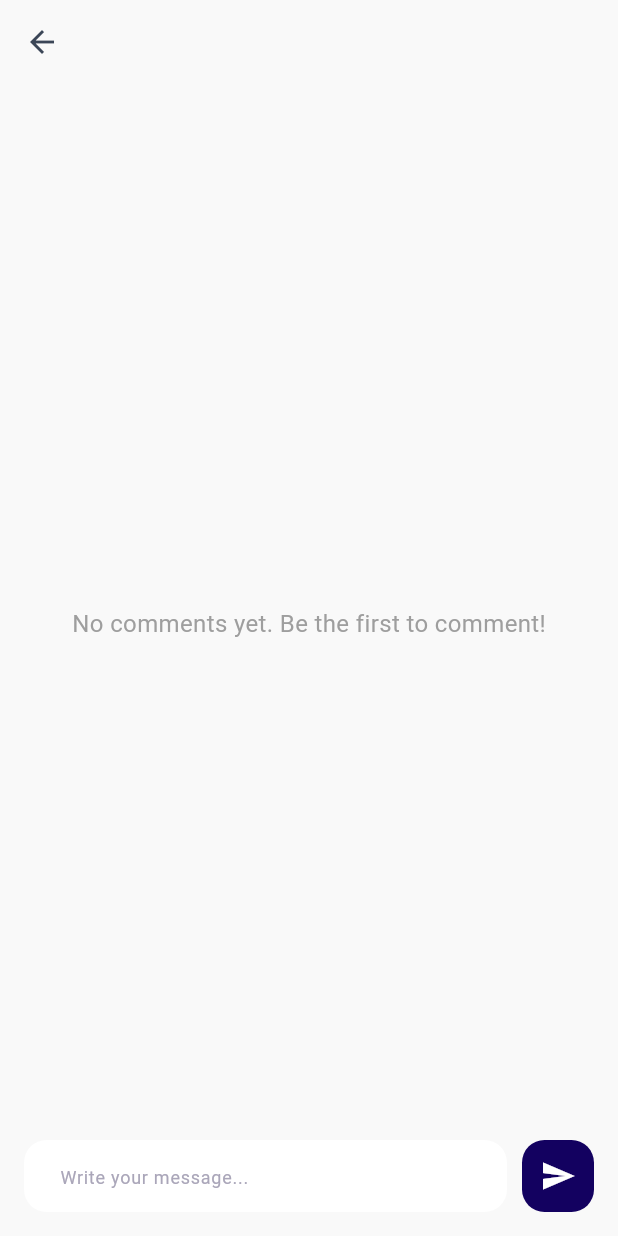
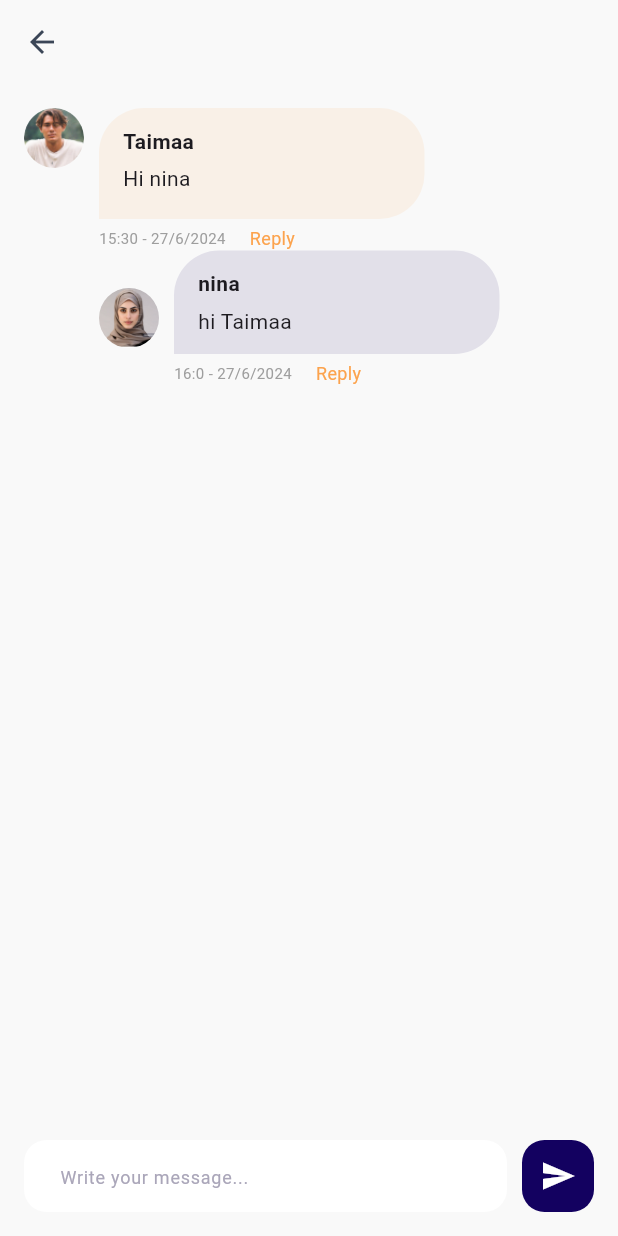
Before and after one commit to kahwajirawan501-tech/skilled_handyworkers_marketpleace, a Flutter app: the CommitScreen screen opened directly with empty values, on a phone screen of 412 x 824 dp. Run offline on Flutter 3.47's test engine with Material 3 defaults, Android fonts, the phone set to English and light mode, and no system bars; our stand-ins replace bloc, conditional_builder_null_safety, dio, flutter_bloc, fluttertoast, geolocator and 5 more; accounts and stored records are empty.

Commit message:
اضفت

```diff
--- a/lib/Commint/commintSceren.dart
+++ b/lib/Commint/commintSceren.dart
@@ -1,3 +1,4 @@
+import 'package:conditional_builder_null_safety/conditional_builder_null_safety.dart';
 import 'package:flutter/cupertino.dart';
 import 'package:flutter/material.dart';
 import 'package:flutter_bloc/flutter_bloc.dart';
@@ -17,39 +18,29 @@ class CommitScreen extends StatefulWidget {
 
 class _CommitScreenState extends State<CommitScreen> {
   final _commentController = TextEditingController();
-  final List<Map<String, dynamic>> _comments = []; // Use dynamic for flexibility
   bool _isReplying = false;
   int _replyIndex = -1;
 
   void _addComment() {
     if (_commentController.text.isNotEmpty) {
-      setState(() {
       if (_isReplying && _replyIndex != -1) {
-          // Add reply
-          (_comments[_replyIndex]['replies'] as List<Map<String, dynamic>>).add({
-            'content': _commentController.text,
-            'time': DateTime.now().toIso8601String(),
-          });
+        CommitCubit.get(context).addReply(_replyIndex, _commentController.text);
       } else {
-          // Add new comment
-          _comments.add({
-            'content': _commentController.text,
-            'time': DateTime.now().toIso8601String(),
-            'replies': <Map<String, dynamic>>[], // Initialize replies as empty list
-          });
+        CommitCubit.get(context).addComment(_commentController.text);
       }
       _commentController.clear();
+      setState(() {
         _isReplying = false;
         _replyIndex = -1;
       });
     }
   }
 
-  void _replyToComment(int index) {
+  void _replyToComment(int index, int commentId) {
     setState(() {
       _isReplying = true;
       _replyIndex = index;
-      _commentController.text = "Replying to: ${_comments[index]['content']}";
+      _commentController.text = "Replying to: ${CommitCubit.get(context).commentsPost[index]['content']}";
     });
   }
 
@@ -59,11 +50,17 @@ class _CommitScreenState extends State<CommitScreen> {
   }
 
   @override
+  void initState() {
+    super.initState();
+    CommitCubit.get(context).getCommit();
+  }
+
+  @override
   Widget build(BuildContext context) {
     return Scaffold(
       appBar: AppBar(
         backgroundColor: AppColor.backgroundColor,
-        surfaceTintColor:AppColor.backgroundColor ,
+        surfaceTintColor: AppColor.backgroundColor,
         leading: IconButton(
           icon: Icon(
             Icons.arrow_back,
@@ -74,13 +71,9 @@ class _CommitScreenState extends State<CommitScreen> {
           },
         ),
       ),
-      body: BlocConsumer<CommitCubit,CommitStates>(
-
-        listener:(context, state) {
-
-        },
+      body: BlocConsumer<CommitCubit, CommitStates>(
+        listener: (context, state) {},
         builder: (context, state) {
-        //  CommitCubit.get(context).getCommitForPost(widget.id);
           return Container(
             color: AppColor.backgroundColor,
             child: Padding(
@@ -88,8 +81,9 @@ class _CommitScreenState extends State<CommitScreen> {
               child: Column(
                 children: [
                   Expanded(
-
-                    child: _comments.isEmpty
+                    child: ConditionalBuilder(
+                      condition: CommitCubit.get(context).commentsPost.isNotEmpty,
+                      builder: (context) => CommitCubit.get(context).commentsPost.isEmpty
                           ? const Center(
                         child: Text(
                           'No comments yet. Be the first to comment!',
@@ -97,8 +91,9 @@ class _CommitScreenState extends State<CommitScreen> {
                         ),
                       )
                           : ListView.builder(
-                      itemCount: _comments.length,
+                        itemCount: CommitCubit.get(context).commentsPost.length,
                         itemBuilder: (context, index) {
+                          final comment = CommitCubit.get(context).commentsPost[index];
                           return Column(
                             crossAxisAlignment: CrossAxisAlignment.start,
                             children: [
@@ -107,7 +102,7 @@ class _CommitScreenState extends State<CommitScreen> {
                                 children: [
                                   ClipOval(
                                     child: Image.asset(
-                                    "assets/images/Mask group.png",
+                                      comment['author']['profileImage'],
                                       fit: BoxFit.cover,
                                       height: 40,
                                       width: 40,
@@ -133,11 +128,11 @@ class _CommitScreenState extends State<CommitScreen> {
                                           crossAxisAlignment: CrossAxisAlignment.start,
                                           children: [
                                             Text(
-                                            'User ${index + 1}',
+                                              comment['author']['name'],
                                               style: const TextStyle(fontWeight: FontWeight.bold),
                                             ),
                                             const SizedBox(height: 5),
-                                          Text(_comments[index]['content']),
+                                            Text(comment['content']),
                                             const SizedBox(height: 5),
                                           ],
                                         ),
@@ -146,13 +141,13 @@ class _CommitScreenState extends State<CommitScreen> {
                                       Row(
                                         children: [
                                           Text(
-                                          _formatDate(_comments[index]['time']),
+                                            _formatDate(comment['time']),
                                             style: const TextStyle(color: Colors.grey, fontSize: AppFontStyles.soSmallFontSize),
                                           ),
                                           const SizedBox(width: AppFontStyles.aboutMe),
                                           GestureDetector(
                                             onTap: () {
-                                            _replyToComment(index);
+                                              _replyToComment(index, comment['id']);
                                             },
                                             child: Text(
                                               'Reply',
@@ -164,12 +159,12 @@ class _CommitScreenState extends State<CommitScreen> {
                                       Column(
                                         crossAxisAlignment: CrossAxisAlignment.start,
                                         children: [
-                                        ...(_comments[index]['replies'] as List<Map<String, dynamic>>).map((reply) {
+                                          ...(comment['replies'] as List<Map<String, dynamic>>).map((reply) {
                                             return Row(
                                               children: [
                                                 ClipOval(
                                                   child: Image.asset(
-                                                  "assets/images/Mask group.png",
+                                                    reply['author']['profileImage'],
                                                     fit: BoxFit.cover,
                                                     height: 40,
                                                     width: 40,
@@ -194,9 +189,9 @@ class _CommitScreenState extends State<CommitScreen> {
                                                       child: Column(
                                                         crossAxisAlignment: CrossAxisAlignment.start,
                                                         children: [
-                                                        const Text(
-                                                          'User replied:',
-                                                          style: TextStyle(fontWeight: FontWeight.bold),
+                                                          Text(
+                                                            reply['author']['name'],
+                                                            style: const TextStyle(fontWeight: FontWeight.bold),
                                                           ),
                                                           const SizedBox(height: 5),
                                                           Text(reply['content']),
@@ -207,13 +202,13 @@ class _CommitScreenState extends State<CommitScreen> {
                                                     Row(
                                                       children: [
                                                         Text(
-                                                        _formatDate(_comments[index]['time']),
+                                                          _formatDate(reply['time']),
                                                           style: const TextStyle(color: Colors.grey, fontSize: AppFontStyles.soSmallFontSize),
                                                         ),
                                                         const SizedBox(width: AppFontStyles.aboutMe),
                                                         GestureDetector(
                                                           onTap: () {
-                                                          _replyToComment(index);
+                                                            _replyToComment(index, comment['id']);
                                                           },
                                                           child: Text(
                                                             'Reply',
@@ -224,12 +219,9 @@ class _CommitScreenState extends State<CommitScreen> {
                                                     ),
                                                   ],
                                                 ),
-
                                               ],
                                             );
-
                                           }).toList(),
-
                                         ],
                                       ),
                                     ],
@@ -240,6 +232,8 @@ class _CommitScreenState extends State<CommitScreen> {
                             ],
                           );
                         },
+                      ),
+                      fallback: (context) => Center(child: CircularProgressIndicator(color: AppColor.orangeColor)),
                     ),
                   ),
                   Row(
--- a/lib/Commint/cubit/cubit.dart
+++ b/lib/Commint/cubit/cubit.dart
@@ -2,52 +2,94 @@ import 'package:flutter_bloc/flutter_bloc.dart';
 import 'package:skilled_handyworkers_marketpleace/Commint/cubit/states.dart';
 import 'package:skilled_handyworkers_marketpleace/shared/network/remote/dio_helper.dart';
 
-class CommitCubit extends Cubit<CommitStates>{
-  CommitCubit():super(CommitStatesInitialStateStates());
-  static CommitCubit get(context)=>BlocProvider.of(context);
+class CommitCubit extends Cubit<CommitStates> {
+  CommitCubit() : super(CommitStatesInitialStateStates());
 
-  final Map<String, dynamic> _comments =
-    {
+  static CommitCubit get(context) => BlocProvider.of(context);
+
+  final Map<String, dynamic> comments = {
     'postId': 1,
     'postAuthor': {
       'id': 1,
       'name': 'اسم الكاتب',
       'gender': 'ذكر',
       'address': 'عنوان الكاتب',
-        'profileImage': 'assets/images/Mask group.png', // مثال على مسار الصورة
+      'profileImage': 'assets/images/Mask group.png',
     },
     'comments': [
       {
         'id': 1,
-          'content': ' Hi nina',
-          'time': '2024-06-27T15:30:00Z', // تاريخ التعليق بتنسيق ISO 8601
+        'content': 'Hi nina',
+        'time': '2024-06-27T15:30:00Z',
         'author': {
           'id': 2,
           'name': 'Taimaa',
           'gender': 'female',
           'address': 'Damascus',
-            'profileImage': 'assets/images/Mask group.png', // مثال على مسار الصورة
+          'profileImage': 'assets/images/Mask group.png',
         },
-          'replies': [
+        'replies': <Map<String, dynamic>>[
           {
             'id': 1,
-              'content': ' hi Taimaa ',
-              'time': '2024-06-27T16:00:00Z', // تاريخ الرد بتنسيق ISO 8601
+            'content': 'hi Taimaa',
+            'time': '2024-06-27T16:00:00Z',
             'author': {
               'id': 3,
               'name': 'nina',
               'gender': 'female',
               'address': 'Damascus',
-                'profileImage': 'assets/images/imagePerson.jpg', // مثال على مسار الصورة
+              'profileImage': 'assets/images/imagePerson.jpg',
             },
           },
-            // يمكن إضافة ردود إضافية هنا حسب الحاجة
         ],
       },
-        // يمكن إضافة تعليقات إضافية هنا حسب الحاجة
     ],
   };
-    // يمكن إضافة منشورات إضافية هنا حسب الحاجة
+
+  List<Map<String, dynamic>> get commentsPost => List<Map<String, dynamic>>.from(comments['comments'] as List);
+
+  void getCommit() {
+    print(commentsPost);
+    emit(CommitStatesState(commentsPost));
+  }
+
+  void addComment(String content) {
+    final newComment = {
+      'id': commentsPost.length + 1,
+      'content': content,
+      'time': DateTime.now().toIso8601String(),
+      'author': {
+        'id': 4,
+        'name': 'New User',
+        'gender': 'غير محدد',
+        'address': 'غير محدد',
+        'profileImage': 'assets/images/Mask group.png',
+      },
+      'replies': <Map<String, dynamic>>[],
+    };
+
+    (comments['comments'] as List).add(newComment);
+    emit(CommitStatesState(commentsPost));
+  }
+
+  void addReply(int commentIndex, String content) {
+    final reply = {
+      'id': commentsPost[commentIndex]['replies'].length + 1,
+      'content': content,
+      'time': DateTime.now().toIso8601String(),
+      'author': {
+        'id': 4,
+        'name': 'New User',
+        'gender': 'غير محدد',
+        'address': 'غير محدد',
+        'profileImage': 'assets/images/Mask group.png',
+      },
+    };
+
+    (comments['comments'][commentIndex]['replies'] as List).add(reply);
+    emit(CommitStatesState(commentsPost));
+  }
+
 
 
 //CommitModel commitModel;
@@ -78,8 +120,4 @@ class CommitCubit extends Cubit<CommitStates>{
 
 
 
-
-
-
-
 }
--- a/lib/Commint/cubit/states.dart
+++ b/lib/Commint/cubit/states.dart
@@ -13,3 +13,8 @@ class CommitErrorStateStates extends CommitStates {
   final int statusCode;
   CommitErrorStateStates(this.statusCode);
 }
+class CommitStatesState extends CommitStates{
+  final List<Map<String, dynamic>> comments;
+  CommitStatesState(this.comments);
+
+}
```
Lines whose indentation alone changed are shown as unchanged.
